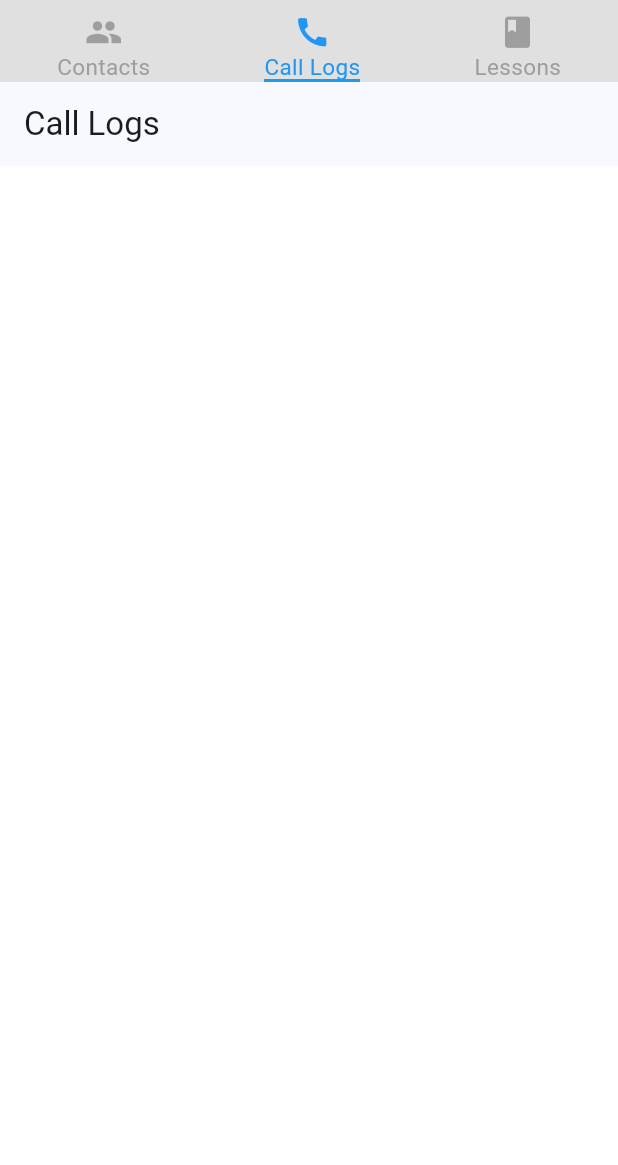
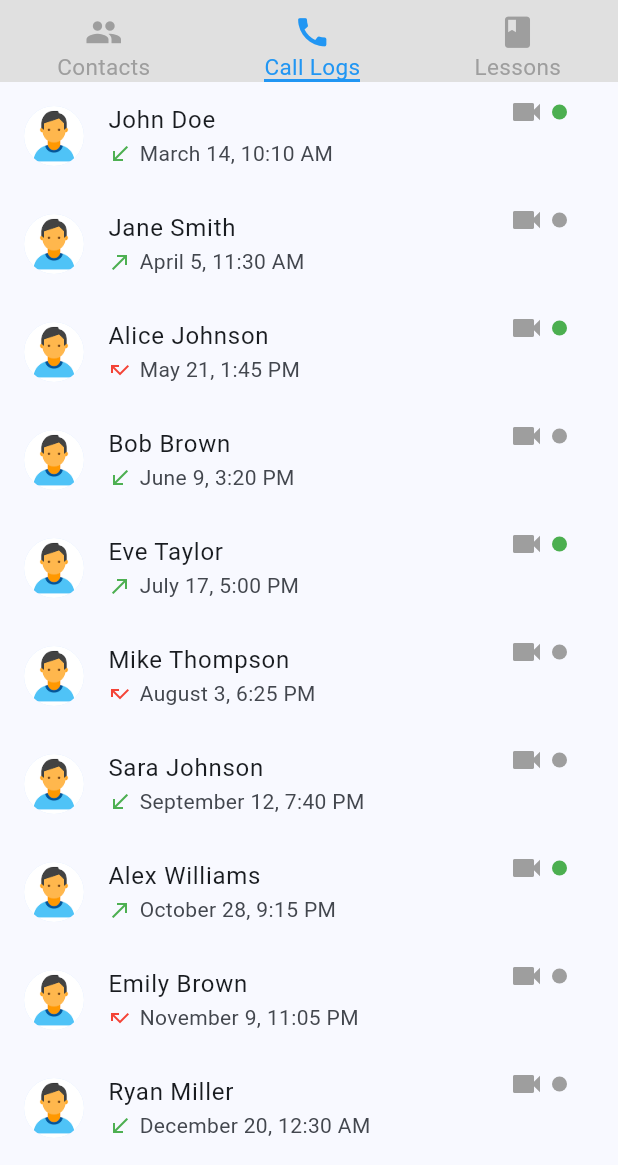
Before and after one commit to ZainAhmadKhan/cbsp-flutter-project, a Flutter app: the screen it shows after launch, after a tap on "Call Logs", on a phone screen of 412 x 824 dp, the part 71-1236 px from its top. Run offline on Flutter 3.47's test engine with Material 3 defaults, Android fonts, the phone set to English and light mode, and no system bars; our stand-ins replace image_picker.

Commit message:
[2nd Modification]

```diff
--- a/lib/CallLogs_Screen/CallLogs.dart
+++ b/lib/CallLogs_Screen/CallLogs.dart
@@ -8,28 +8,177 @@ class CallLogs extends StatefulWidget {
 }
 
 class _CallLogsState extends State<CallLogs> {
+  final List<CallHistory> callHistory = [
+  CallHistory(
+    name: "John Doe",
+    isOnline: true,
+    type: "Incoming",
+    date: "March 14,",
+    time: "10:10 AM",
+  ),
+  CallHistory(
+    name: "Jane Smith",
+    isOnline: false,
+    type: "Outgoing",
+    date: "April 5,",
+    time: "11:30 AM",
+  ),
+  CallHistory(
+    name: "Alice Johnson",
+    isOnline: true,
+    type: "Missed",
+    date: "May 21,",
+    time: "1:45 PM",
+  ),
+  CallHistory(
+    name: "Bob Brown",
+    isOnline: false,
+    type: "Incoming",
+    date: "June 9,",
+    time: "3:20 PM",
+  ),
+  CallHistory(
+    name: "Eve Taylor",
+    isOnline: true,
+    type: "Outgoing",
+    date: "July 17,",
+    time: "5:00 PM",
+  ),
+  CallHistory(
+    name: "Mike Thompson",
+    isOnline: false,
+    type: "Missed",
+    date: "August 3,",
+    time: "6:25 PM",
+  ),
+  CallHistory(
+    name: "Sara Johnson",
+    isOnline: false,
+    type: "Incoming",
+    date: "September 12,",
+    time: "7:40 PM",
+  ),
+  CallHistory(
+    name: "Alex Williams",
+    isOnline: true,
+    type: "Outgoing",
+    date: "October 28,",
+    time: "9:15 PM",
+  ),
+  CallHistory(
+    name: "Emily Brown",
+    isOnline: false,
+    type: "Missed",
+    date: "November 9,",
+    time: "11:05 PM",
+  ),
+  CallHistory(
+    name: "Ryan Miller",
+    isOnline: false,
+    type: "Incoming",
+    date: "December 20,",
+    time: "12:30 AM",
+  ),
+];
+
  @override
   Widget build(BuildContext context) {
     return Scaffold(
-      appBar: AppBar(
-        title: const Text('Call Logs'),
-      ),
-      backgroundColor: Colors.white,
-        body:const SingleChildScrollView(
-          child: Center(
-            child: Padding(
-              padding: EdgeInsets.all(16.0),
-              child: Column(
-                mainAxisAlignment: MainAxisAlignment.center,
-                crossAxisAlignment: CrossAxisAlignment.stretch,
-                children: [
+      body: SingleChildScrollView(
+        child: Center(
+          child: Column(
+            children: [
+              ListView.builder(
+              shrinkWrap: true,
+              itemCount: callHistory.length,
+              itemBuilder: (context, index) {
+                IconData iconData;
+                Color iconColor = Colors.black;
 
+                switch (callHistory[index].type) {
+                  case 'Incoming':
+                    iconData = Icons.call_received;
+                    iconColor = Colors.green;
+                    break;
+                  case 'Outgoing':
+                    iconData = Icons.call_made;
+                    iconColor = Colors.green;
+                    break;
+                  case 'Missed':
+                    iconData = Icons.call_missed;
+                    iconColor = Colors.red;
+                    break;
+                  default:
+                    iconData = Icons.call;
+                    break;
+                }
 
-                ],
-              ),
+                return ListTile(
+                  leading: CircleAvatar(
+                    backgroundImage: AssetImage('assets/person.png'), // Dummy image
+                  ),
+                  title: Text(callHistory[index].name),
+                  subtitle: Row(
+                    children: [
+                      Icon(
+                        iconData,
+                        color: iconColor,
+                        size: 16,
+                      ),
+                      SizedBox(width: 5),
+                      Text(callHistory[index].date + " " + callHistory[index].time),
+                    ],
+                  ),
+                  trailing: Row(
+                    mainAxisSize: MainAxisSize.min,
+                    crossAxisAlignment: CrossAxisAlignment.start,
+                    children: [
+                      Column(
+                        crossAxisAlignment: CrossAxisAlignment.end,
+                        children: [
+                          Row(
+                            mainAxisSize: MainAxisSize.min,
+                            children: [
+                              Icon(
+                                Icons.videocam,
+                                color: Colors.grey,
+                              ),
+                              SizedBox(width: 5),
+                              CircleAvatar(
+                                radius: 5,
+                                backgroundColor: callHistory[index].isOnline ? Colors.green : Colors.grey,
+                              ),
+                            ],
+                          ),
+                        ],
+                      ),
+                      SizedBox(width: 10), // Adjust spacing as needed
+                    ],
+                  ),
+                );
+              },
             ),
+            ],
           ),
         ),
+      ),
+
     );
   }
 }
+
+ class CallHistory {
+  final String name;
+  final bool isOnline;
+  final String type;
+  final String date;
+  final String time;
+
+  CallHistory({
+    required this.name,
+    required this.isOnline,
+    required this.type,
+    required this.date,
+    required this.time,
+  });
+}
--- a/lib/Contacts_Screen/Contacts.dart
+++ b/lib/Contacts_Screen/Contacts.dart
@@ -1,3 +1,4 @@
+import 'package:cbsp_flutter_app/Contacts_Screen/ShowAllContacts.dart';
 import 'package:flutter/material.dart';
 
 class Contacts extends StatefulWidget {
@@ -20,13 +21,9 @@ class _ContactsState extends State<Contacts> {
       backgroundColor: Colors.white,
       body: SingleChildScrollView(
         child: Center(
-          child: Padding(
-            padding: EdgeInsets.all(16.0),
           child: Column(
             children: [
-                Container(
-                  width: 10000,
-                  child: ListView.builder(
+              ListView.builder(
                 shrinkWrap: true,
                 itemCount: users.length,
                 itemBuilder: (context, index) {
@@ -55,20 +52,33 @@ class _ContactsState extends State<Contacts> {
                   );
                 },
               ),
-                ),
             ],
           ),
         ),
       ),
+      floatingActionButton: FloatingActionButton(
+        onPressed: () {
+          Navigator.push(
+            context,
+            MaterialPageRoute(builder: (context) => ShowAllContacts()),
+          );
+        },
+        backgroundColor: Colors.blue,
+        shape: RoundedRectangleBorder(
+          borderRadius: BorderRadius.circular(10.0),
+        ),
+        child: Icon(Icons.videocam),
       ),
     );
   }
 }
+
 
 class User {
   final String name;
   final String about;
   final bool isOnline;
 
+
   User({required this.name, required this.about, required this.isOnline});
 }
```
Also changed, not shown: lib/Contacts_Screen/ShowAllContacts.dart (added, +207 -0 lines), lib/Lessons_Screen/Lessons.dart (+75 -19 lines). Lines whose indentation alone changed are shown as unchanged.
